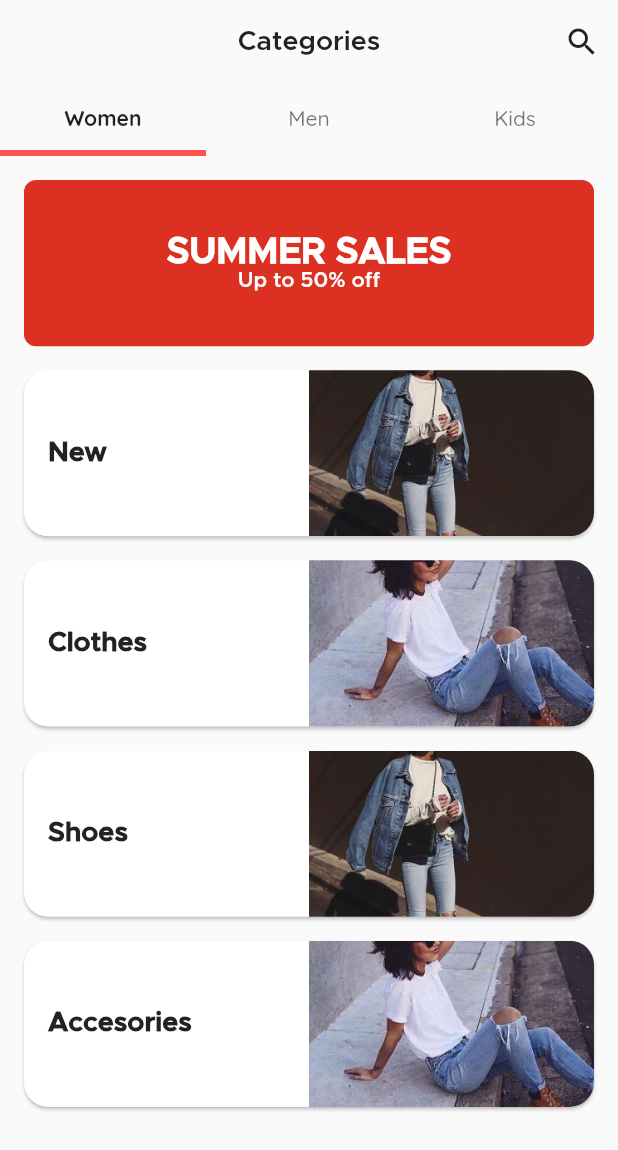
After one commit to Flutter-Project-App/E-commerce-App, a Flutter app: the ShopPage screen opened directly, on a phone screen of 412 x 824 dp. The commit adds this screen. Shown: the top 1150 px of the screen. Run offline on Flutter 3.47's test engine with Material 2 defaults, Android fonts, the phone set to English and light mode, and no system bars; our stand-ins replace flutter_rating_bar, flutter_svg, google_fonts.

Commit message:
shop page

```diff
--- a/lib/pages/home/shop_page.dart
+++ b/lib/pages/home/shop_page.dart
@@ -1,4 +1,6 @@
 import 'package:flutter/material.dart';
+import 'package:flutter_application/pages/shop/category_page.dart';
+import 'package:flutter_application/theme/constants.dart';
 
 class ShopPage extends StatefulWidget {
   const ShopPage({Key? key}) : super(key: key);
@@ -7,9 +9,43 @@ class ShopPage extends StatefulWidget {
   _ShopPageState createState() => _ShopPageState();
 }
 
-class _ShopPageState extends State<ShopPage> {
+class _ShopPageState extends State<ShopPage> with SingleTickerProviderStateMixin {
+
+  late TabController _tabController;
+
+  @override
+  void initState() {
+    super.initState();
+    _tabController = TabController(initialIndex: 0, length: 3, vsync: this);
+  }
+
   @override
   Widget build(BuildContext context) {
-    return Container();
+    return Scaffold(
+      appBar: AppBar(
+        automaticallyImplyLeading: false,
+        actions: [
+          IconButton(icon: Icon(Icons.search), onPressed: () {}),
+        ],
+        title: Text('Categories', style: Theme.of(context).textTheme.headline5,),
+        centerTitle: true,
+        bottom: TabBar(
+          indicatorColor: Colors.black,
+          tabs: [
+            Tab(text: 'Women',),
+            Tab(text: 'Men',),
+            Tab(text: 'Kids',),
+          ],
+          controller: _tabController,
+        ),
+      ),
+      body: PageView(
+        children: [
+          CategoryPage(),
+          CategoryPage(),
+          CategoryPage(),
+        ],
+      ),
+    );
   }
 }
--- /dev/null
+++ b/lib/pages/shop/catalog_page.dart
@@ -0,0 +1,31 @@
+import 'package:flutter/cupertino.dart';
+import 'package:flutter/material.dart';
+
+class CatalogPage extends StatefulWidget {
+  static go(BuildContext context) {
+    Navigator.of(context)
+        .push(CupertinoPageRoute(builder: (context) => CatalogPage()));
+  }
+
+  @override
+  _CatalogPageState createState() => _CatalogPageState();
+}
+
+class _CatalogPageState extends State<CatalogPage> {
+
+  @override
+  void initState() {
+    super.initState();
+  }
+
+  @override
+  Widget build(BuildContext context) {
+    return Scaffold(
+      appBar: AppBar(
+        actions: [
+          IconButton(icon: Icon(Icons.search), onPressed: () {}),
+        ],
+      ),
+    );
+  }
+}
--- /dev/null
+++ b/lib/pages/shop/category_page.dart
@@ -0,0 +1,32 @@
+import 'package:flutter/material.dart';
+import 'package:flutter_application/gen/assets.gen.dart';
+import 'package:flutter_application/widgets/banner/banner_simple_2_widget.dart';
+import 'package:flutter_application/widgets/category_card_widget.dart';
+
+class CategoryPage extends StatefulWidget {
+
+  @override
+  _CategoryPageState createState() => _CategoryPageState();
+}
+
+class _CategoryPageState extends State<CategoryPage> {
+  @override
+  Widget build(BuildContext context) {
+    return Scaffold(
+      body: ListView(
+        padding: EdgeInsets.all(16),
+        children: [
+          BannerSimple2Widget.forDesignTime(),
+          Divider(color: Colors.transparent,),
+          CategoryCardWidget.forDesignTime(),
+          Divider(color: Colors.transparent,),
+          CategoryCardWidget(Text('Clothes'), Assets.icons.categoryCard2.path),
+          Divider(color: Colors.transparent,),
+          CategoryCardWidget(Text('Shoes'), Assets.icons.categoryCard1.path),
+          Divider(color: Colors.transparent,),
+          CategoryCardWidget(Text('Accesories'), Assets.icons.categoryCard2.path),
+        ],
+      ),
+    );
+  }
+}
--- a/lib/widgets/banner/banner_simple_2_widget.dart
+++ b/lib/widgets/banner/banner_simple_2_widget.dart
@@ -0,0 +1,44 @@
+import 'package:flutter/material.dart';
+import 'package:flutter_application/theme/constants.dart';
+
+class BannerSimple2Widget extends StatelessWidget {
+  final Widget title;
+  final Widget subTitle;
+
+  BannerSimple2Widget(this.title, this.subTitle);
+
+  factory BannerSimple2Widget.forDesignTime() {
+    return BannerSimple2Widget(Text('SUMMER SALES'), Text('Up to 50% off'));
+  }
+
+  @override
+  Widget build(BuildContext context) {
+    return AspectRatio(
+      aspectRatio: 3.43,
+      child: Container(
+        decoration: const ShapeDecoration(
+            shape: RoundedRectangleBorder(
+                borderRadius: BorderRadius.all(Radius.circular(8))),
+            color: redMainColor),
+        child: Column(
+          mainAxisSize: MainAxisSize.min,
+          mainAxisAlignment: MainAxisAlignment.center,
+          children: [
+            DefaultTextStyle(
+                style: Theme.of(context)
+                    .textTheme
+                    .headline5!
+                    .copyWith(fontWeight: FontWeight.w800, fontSize: 24, color: Colors.white),
+                child: title),
+            DefaultTextStyle(
+                style: Theme.of(context)
+                    .textTheme
+                    .headline5!
+                    .copyWith(fontSize: 14, color: Colors.white),
+                child: subTitle),
+          ],
+        ),
+      ),
+    );
+  }
+}
--- /dev/null
+++ b/lib/widgets/category_card_widget.dart
@@ -0,0 +1,47 @@
+import 'package:flutter/material.dart';
+import 'package:flutter_application/gen/assets.gen.dart';
+
+class CategoryCardWidget extends StatelessWidget {
+  final Widget title;
+  final String asset;
+
+  CategoryCardWidget(this.title, this.asset);
+
+  factory CategoryCardWidget.forDesignTime() {
+    return CategoryCardWidget(Text('New'), Assets.icons.categoryCard1.path);
+  }
+
+  @override
+  Widget build(BuildContext context) {
+    return InkWell(
+      child: Card(
+        margin: EdgeInsets.all(0),
+        clipBehavior: Clip.antiAlias,
+        child: AspectRatio(
+          aspectRatio: 3.43,
+          child: Container(
+            child: Row(
+              children: [
+                Expanded(
+                    child: Padding(
+                  padding: EdgeInsets.all(16),
+                  child: DefaultTextStyle(
+                    style: Theme.of(context)
+                        .textTheme
+                        .headline5!
+                        .copyWith(fontWeight: FontWeight.w800),
+                    child: title,
+                  ),
+                )),
+                Expanded(child: Image.asset(asset))
+              ],
+            ),
+          ),
+        ),
+        shape: RoundedRectangleBorder(
+            borderRadius: BorderRadius.all(Radius.circular(16))),
+      ),
+      onTap: () {},
+    );
+  }
+}
```
